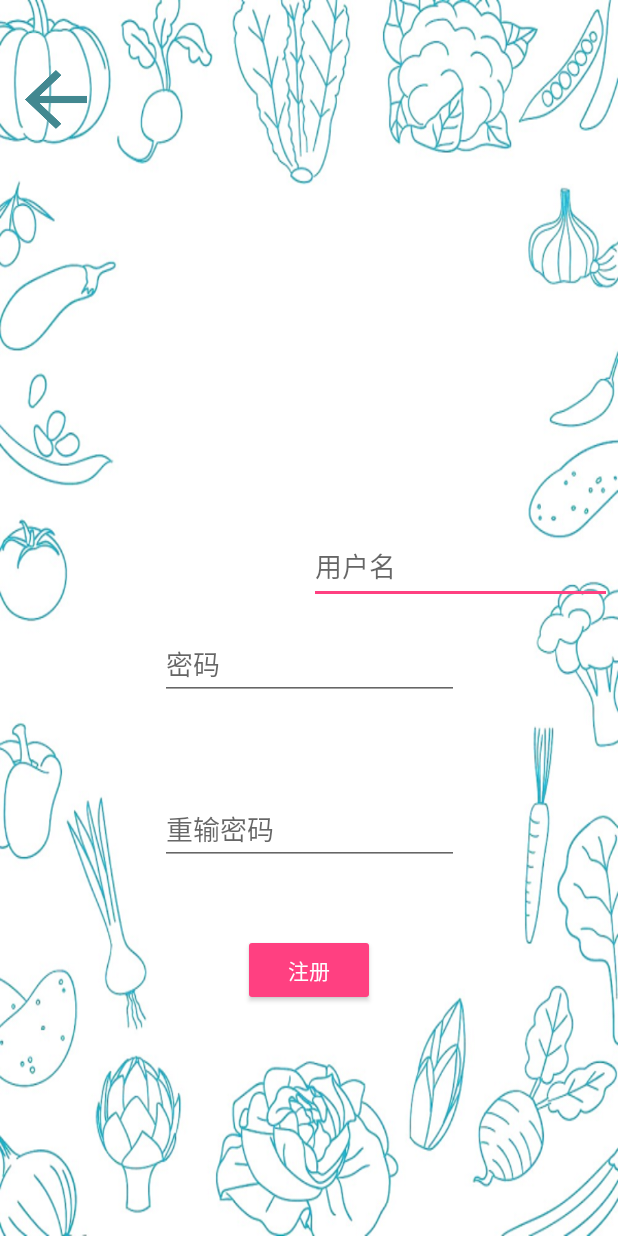
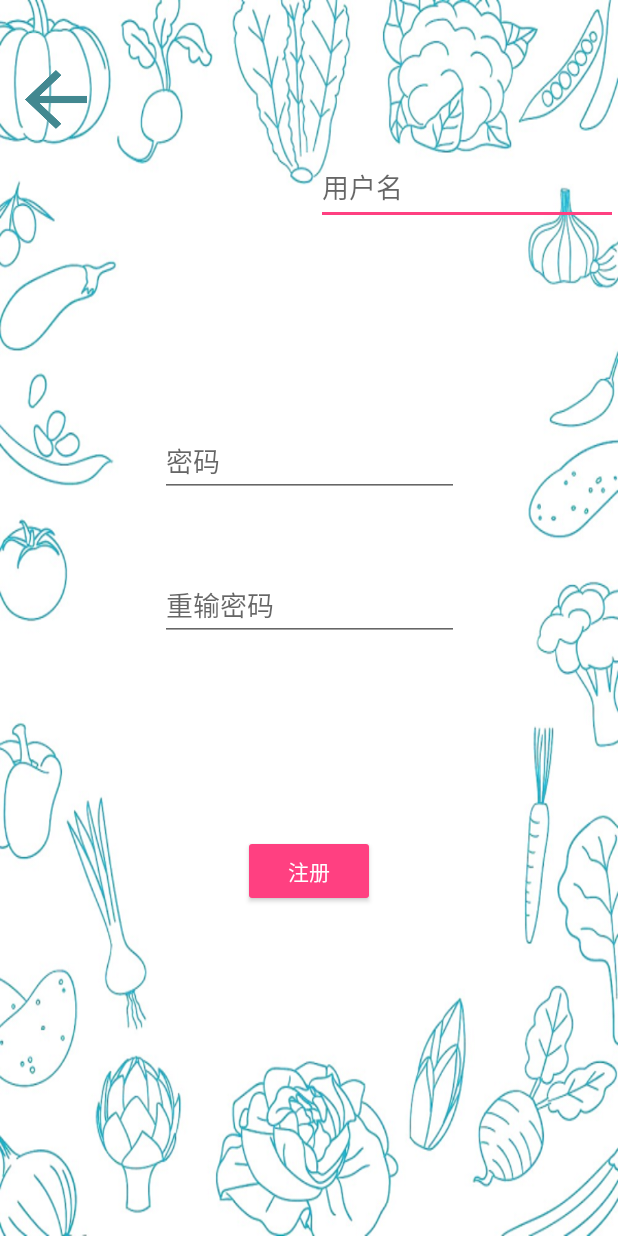
Before and after one commit to yummysghhz/JinRiShi, an Android app: the layout activity_register.xml on its own in the app's theme, with its tools: preview values and no code run, on a phone screen of 412 x 824 dp. Run offline under Robolectric (Android 15) with nearby library versions, the phone set to English and light mode, and no system bars.

Commit message:
君はバカ❓ORZ

```diff
--- a/app/src/main/java/com/app/zilla/jinrishi/BmobObj/JrsUser.java
+++ b/app/src/main/java/com/app/zilla/jinrishi/BmobObj/JrsUser.java
@@ -7,17 +7,17 @@ import cn.bmob.v3.BmobUser;
  */
 
 public class JrsUser extends BmobUser {
-    private Integer school; //01 ecnu
+    private Campus school; //01 ecnu
     private Integer flavorPrefNo;
     private String profile_url;
     private Integer credit;
     private Integer mealBudget;
 
-    public Integer getSchool() {
+    public Campus getSchool() {
         return school;
     }
 
-    public void setSchool(Integer school) {
+    public void setSchool(Campus school) {
         this.school = school;
     }
 
--- a/app/src/main/java/com/app/zilla/jinrishi/DB_controller/UserManageDAO.java
+++ b/app/src/main/java/com/app/zilla/jinrishi/DB_controller/UserManageDAO.java
@@ -2,6 +2,7 @@ package com.app.zilla.jinrishi.DB_controller;
 
 import android.widget.Toast;
 
+import com.app.zilla.jinrishi.BmobObj.Campus;
 import com.app.zilla.jinrishi.BmobObj.JrsUser;
 import com.app.zilla.jinrishi.activity.RegisterActivity;
 
@@ -13,10 +14,11 @@ import cn.bmob.v3.listener.SaveListener;
  */
 
 public class UserManageDAO {
-    public static void registerUser(String username,String password,String school){
+    public static void registerUser(String username, String password, Campus school){
         final JrsUser user = new JrsUser();
         user.setUsername(username);
         user.setPassword(password);
+        user.setSchool(school);
         user.signUp(new SaveListener<JrsUser>() {
             @Override
             public void done(JrsUser jrsUser, BmobException e) {
@@ -24,6 +26,7 @@ public class UserManageDAO {
                     Toast.makeText(RegisterActivity.mContext,"注册成功~",Toast.LENGTH_SHORT).show();
                 }else{
                     Toast.makeText(RegisterActivity.mContext,"注册失败= =",Toast.LENGTH_SHORT).show();
+                    e.printStackTrace();
                 }
             }
         });
--- a/app/src/main/res/layout/activity_register.xml
+++ b/app/src/main/res/layout/activity_register.xml
@@ -14,74 +14,60 @@
         style="@android:style/Widget.Spinner"
         android:layout_width="201dp"
         android:layout_height="40dp"
-        android:layout_marginBottom="8dp"
-        android:layout_marginEnd="8dp"
-        android:layout_marginStart="8dp"
-        android:layout_marginTop="8dp"
+
+        android:layout_marginTop="48dp"
         android:background="@android:color/background_light"
-
         android:dropDownWidth="match_parent"
         android:spinnerMode="dropdown"
-        app:layout_constraintBottom_toBottomOf="parent"
         app:layout_constraintEnd_toEndOf="parent"
         app:layout_constraintHorizontal_bias="0.502"
+        app:layout_constraintLeft_toLeftOf="parent"
+        app:layout_constraintRight_toRightOf="parent"
         app:layout_constraintStart_toStartOf="parent"
-        app:layout_constraintTop_toTopOf="parent"
-        app:layout_constraintVertical_bias="0.386" />
+        app:layout_constraintTop_toBottomOf="@+id/username_et" />
 
     <EditText
         android:id="@+id/username_et"
-        android:layout_width="202dp"
+        android:layout_width="201dp"
         android:layout_height="50dp"
-        android:layout_marginBottom="404dp"
-        android:layout_marginEnd="4dp"
-        android:layout_marginTop="8dp"
+        android:layout_marginTop="100dp"
         android:ems="10"
         android:hint="@string/username"
         android:inputType="textPersonName"
         android:singleLine="true"
-        app:layout_constraintBottom_toBottomOf="parent"
         app:layout_constraintEnd_toEndOf="parent"
         app:layout_constraintLeft_toLeftOf="parent"
-        app:layout_constraintTop_toTopOf="parent"
-        app:layout_constraintVertical_bias="0.953"
-        android:layout_marginRight="4dp" />
+        app:layout_constraintTop_toTopOf="parent" />
 
     <EditText
         android:id="@+id/password_et"
         android:layout_width="199dp"
         android:layout_height="45dp"
-        android:layout_marginBottom="8dp"
-        android:layout_marginEnd="8dp"
-        android:layout_marginStart="8dp"
-        android:layout_marginTop="8dp"
+        android:layout_marginTop="48dp"
         android:ems="10"
         android:hint="@string/password"
         android:inputType="textPassword"
-        app:layout_constraintBottom_toBottomOf="parent"
         app:layout_constraintEnd_toEndOf="parent"
         app:layout_constraintHorizontal_bias="0.502"
+        app:layout_constraintLeft_toLeftOf="parent"
+        app:layout_constraintRight_toRightOf="parent"
         app:layout_constraintStart_toStartOf="parent"
-        app:layout_constraintTop_toTopOf="parent"
-        app:layout_constraintVertical_bias="0.542" />
+        app:layout_constraintTop_toBottomOf="@+id/school_sp" />
 
     <EditText
         android:id="@+id/password_re"
         android:layout_width="199dp"
         android:layout_height="wrap_content"
-        android:layout_marginBottom="8dp"
-        android:layout_marginEnd="8dp"
-        android:layout_marginStart="8dp"
-        android:layout_marginTop="8dp"
+        android:layout_marginTop="48dp"
         android:ems="10"
         android:hint="@string/re_password"
         android:inputType="textPassword"
-        app:layout_constraintBottom_toBottomOf="parent"
         app:layout_constraintEnd_toEndOf="parent"
         app:layout_constraintHorizontal_bias="0.502"
+        app:layout_constraintLeft_toLeftOf="parent"
+        app:layout_constraintRight_toRightOf="parent"
         app:layout_constraintStart_toStartOf="parent"
-        app:layout_constraintTop_toBottomOf="@+id/password_et"
-        app:layout_constraintVertical_bias="0.184" />
+        app:layout_constraintTop_toBottomOf="@+id/password_et" />
 
     <Button
         android:id="@+id/signup_btn"
@@ -89,15 +75,15 @@
         android:layout_width="wrap_content"
         android:layout_height="wrap_content"
         android:layout_marginBottom="8dp"
-        android:layout_marginEnd="8dp"
-        android:layout_marginStart="8dp"
-        android:layout_marginTop="8dp"
+        android:layout_marginTop="30dp"
         android:text="@string/register"
         app:layout_constraintBottom_toBottomOf="parent"
         app:layout_constraintEnd_toEndOf="parent"
+        app:layout_constraintLeft_toLeftOf="parent"
+        app:layout_constraintRight_toRightOf="parent"
         app:layout_constraintStart_toStartOf="parent"
         app:layout_constraintTop_toBottomOf="@+id/password_re"
-        app:layout_constraintVertical_bias="0.208" />
+        app:layout_constraintVertical_bias="0.319" />
 
     <Button
         android:id="@+id/back_btn"
--- /dev/null
+++ b/app/src/main/res/layout/simple_item_layout.xml
@@ -0,0 +1,6 @@
+<?xml version="1.0" encoding="utf-8"?>
+<TextView xmlns:android="http://schemas.android.com/apk/res/android"
+    android:id="@+id/one_item"
+    android:layout_width="match_parent"
+    android:layout_height="match_parent">
+</TextView>
```
Also changed, not shown: app/src/main/java/com/app/zilla/jinrishi/BmobObj/Campus.java (+7 -0 lines), app/src/main/java/com/app/zilla/jinrishi/DB_controller/CampusDAO.java (+11 -11 lines), app/src/main/java/com/app/zilla/jinrishi/activity/RegisterActivity.java (+56 -80 lines), app/src/main/java/com/app/zilla/jinrishi/adapter/CampusItemAdapter.java (added, +101 -0 lines), app/src/main/java/com/app/zilla/jinrishi/utils/AppInfo.java (added, +11 -0 lines).
